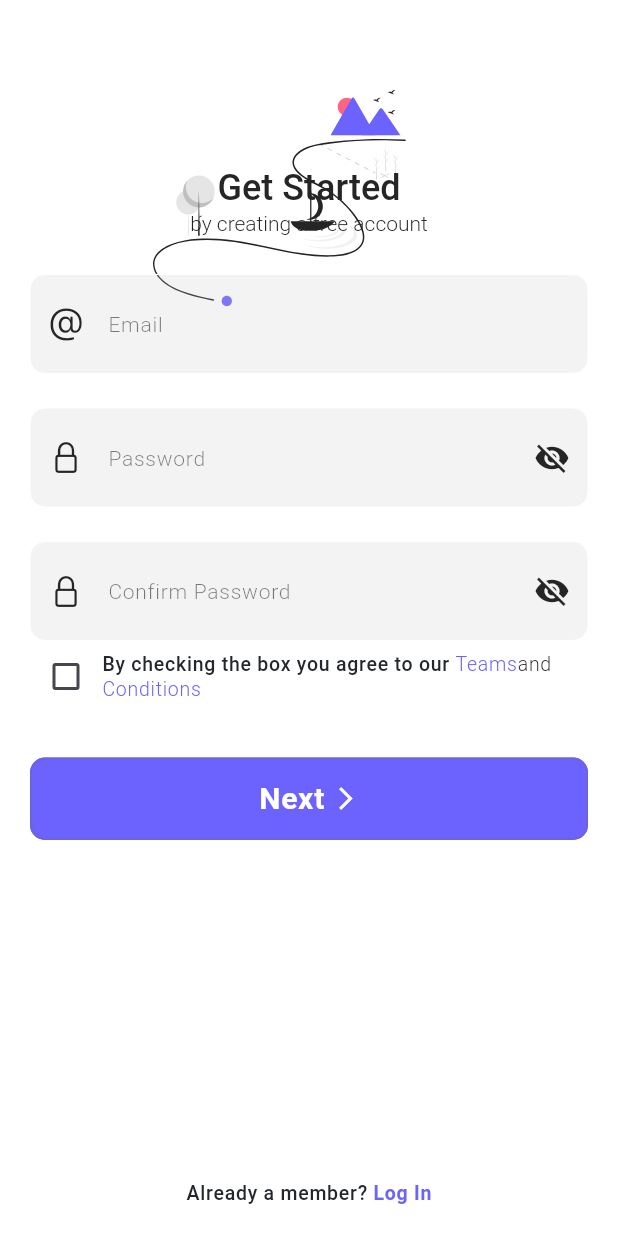
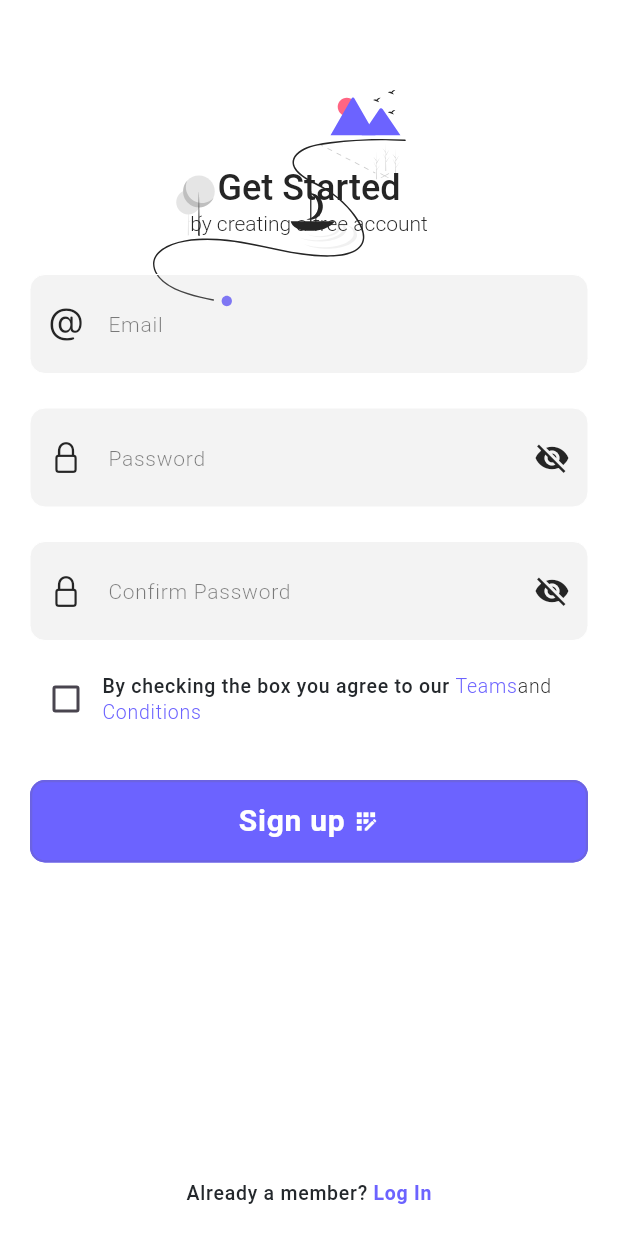
Before and after one commit to alade-01/Login_Register_UI_Design, a Flutter app: the RegisterScreen screen opened by its route, on a phone screen of 412 x 824 dp. Run offline on Flutter 3.47's test engine with Material 3 defaults, Android fonts, the phone set to English and light mode, and no system bars; our stand-ins replace flutter_bloc, flutter_svg; Roboto replaces fonts that are missing (Poppins); project files that could hold a hidden picture were left out.

Commit message:
fix register screen

```diff
--- a/lib/windows/register_screen.dart
+++ b/lib/windows/register_screen.dart
@@ -155,6 +155,7 @@ class _RegisterScreenState extends State<RegisterScreen> {
                                 keyboardType: TextInputType.text,
                               ),
                             ),
+                            const SizedBox(height: BUTTON_SEPARATION_SPACE * 1.5),
                             Row(
                               mainAxisAlignment: MainAxisAlignment.start,
                               children: [
@@ -221,8 +222,8 @@ class _RegisterScreenState extends State<RegisterScreen> {
                         callback: () {
                           if (formKey.currentState!.validate()) {}
                         },
-                        label: "Next",
-                        scrIcon: Icons.arrow_forward_ios_outlined,
+                        label: "Sign up",
+                        scrIcon: Icons.app_registration,
                         buttonType: ButtonType.PRIMARY,
                         width: size.width,
                       ),
```
